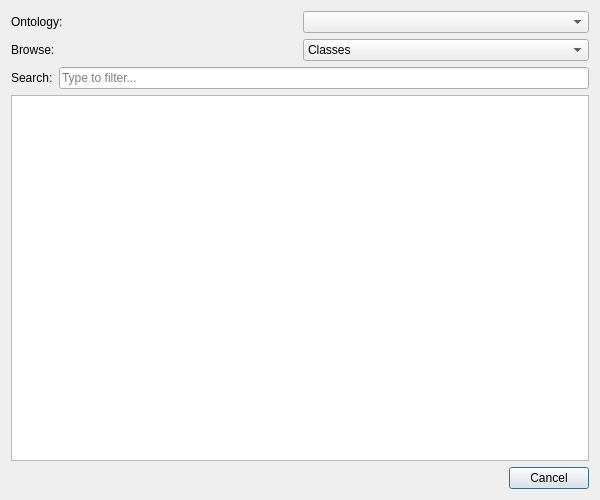
First picture: the form in brick_app_v2/ui/ontology_browser_simple.ui, repository heinz-preisig/DASH_GUI, before the edit.
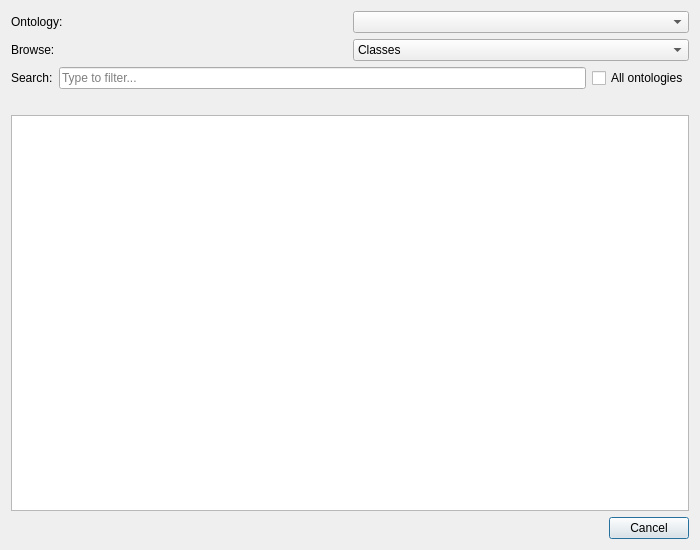
Second picture: the form after the edit.

Commit message: [bricks] more ontologies -- DPP

```diff
--- a/brick_app_v2/ui/ontology_browser_simple.ui
+++ b/brick_app_v2/ui/ontology_browser_simple.ui
@@ -6,8 +6,8 @@
    <rect>
     <x>0</x>
     <y>0</y>
-    <width>600</width>
-    <height>500</height>
+    <width>700</width>
+    <height>550</height>
    </rect>
   </property>
   <property name="windowTitle">
@@ -72,8 +72,28 @@
        </property>
       </widget>
      </item>
+     <item>
+      <widget class="QCheckBox" name="search_all_check">
+       <property name="text">
+        <string>All ontologies</string>
+       </property>
+       <property name="toolTip">
+        <string>Search across all loaded ontologies</string>
+       </property>
+      </widget>
+     </item>
     </layout>
    </item>
+   <item>
+    <widget class="QLabel" name="match_count_label">
+     <property name="text">
+      <string></string>
+     </property>
+     <property name="alignment">
+      <set>Qt::AlignRight</set>
+     </property>
+    </widget>
+   </item>
    <item>
     <widget class="QListWidget" name="results_list"/>
    </item>
```
The commit also changes 14 other files.
